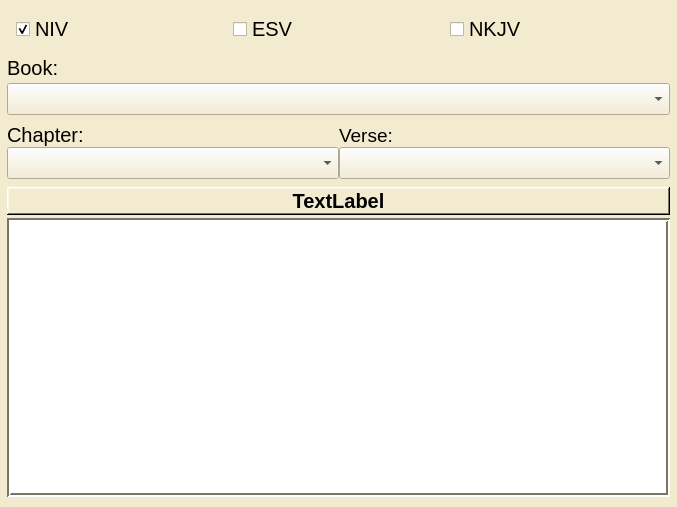
The window that Terminal Bible.ui (RobertWestbrook/Terminal-Bible) describes before a commit, drawn with Qt 5.
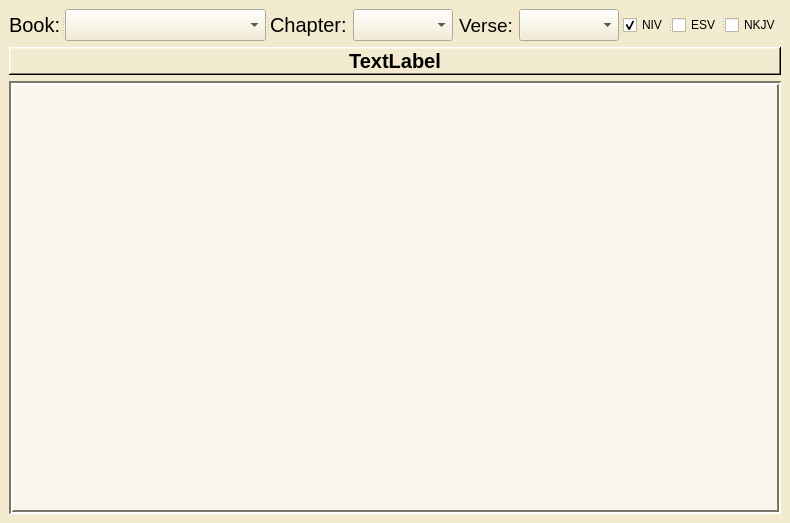
The same window after the commit.

```diff
--- a/Terminal Bible.ui
+++ b/Terminal Bible.ui
@@ -9,8 +9,8 @@
    <rect>
     <x>0</x>
     <y>0</y>
-    <width>677</width>
-    <height>507</height>
+    <width>790</width>
+    <height>523</height>
    </rect>
   </property>
   <property name="minimumSize">
@@ -456,6 +456,12 @@
    <property name="enabled">
     <bool>true</bool>
    </property>
+   <property name="minimumSize">
+    <size>
+     <width>0</width>
+     <height>0</height>
+    </size>
+   </property>
    <property name="sizeIncrement">
     <size>
      <width>0</width>
@@ -471,115 +477,45 @@
    <property name="autoFillBackground">
     <bool>false</bool>
    </property>
-   <layout class="QHBoxLayout" name="horizontalLayout">
-    <property name="leftMargin">
-     <number>2</number>
-    </property>
-    <property name="topMargin">
-     <number>0</number>
-    </property>
-    <property name="rightMargin">
-     <number>2</number>
-    </property>
-    <property name="bottomMargin">
-     <number>0</number>
-    </property>
-    <item>
-     <layout class="QGridLayout" name="gridLayout" rowstretch="0,0,0,0,0,0,0,0,0,0,0,0,0,0,0" columnstretch="0">
+   <layout class="QGridLayout" name="gridLayout">
       <property name="sizeConstraint">
        <enum>QLayout::SetNoConstraint</enum>
       </property>
       <property name="leftMargin">
-       <number>5</number>
+     <number>0</number>
       </property>
       <property name="topMargin">
-       <number>5</number>
+     <number>0</number>
       </property>
       <property name="rightMargin">
-       <number>5</number>
+     <number>0</number>
       </property>
       <property name="bottomMargin">
-       <number>10</number>
-      </property>
-      <property name="verticalSpacing">
-       <number>3</number>
-      </property>
-      <item row="13" column="0">
-       <widget class="QLabel" name="address">
-        <property name="font">
-         <font>
-          <pointsize>15</pointsize>
-          <weight>75</weight>
-          <italic>false</italic>
-          <bold>true</bold>
-         </font>
-        </property>
-        <property name="acceptDrops">
-         <bool>false</bool>
-        </property>
-        <property name="autoFillBackground">
-         <bool>false</bool>
-        </property>
-        <property name="frameShape">
-         <enum>QFrame::WinPanel</enum>
-        </property>
-        <property name="frameShadow">
-         <enum>QFrame::Raised</enum>
-        </property>
-        <property name="lineWidth">
          <number>0</number>
         </property>
-        <property name="midLineWidth">
-         <number>-1</number>
-        </property>
-        <property name="text">
-         <string>TextLabel</string>
-        </property>
-        <property name="scaledContents">
-         <bool>false</bool>
-        </property>
-        <property name="alignment">
-         <set>Qt::AlignCenter</set>
-        </property>
-        <property name="wordWrap">
-         <bool>false</bool>
-        </property>
-        <property name="margin">
-         <number>3</number>
-        </property>
-       </widget>
-      </item>
-      <item row="14" column="0">
-       <widget class="QTextBrowser" name="display">
+    <item row="1" column="0">
+     <widget class="QFrame" name="Grid">
         <property name="sizePolicy">
-         <sizepolicy hsizetype="Expanding" vsizetype="Expanding">
+       <sizepolicy hsizetype="Preferred" vsizetype="Preferred">
           <horstretch>1</horstretch>
-          <verstretch>0</verstretch>
-         </sizepolicy>
-        </property>
-        <property name="font">
-         <font>
-          <pointsize>15</pointsize>
-         </font>
-        </property>
-        <property name="frameShape">
-         <enum>QFrame::Box</enum>
-        </property>
-        <property name="frameShadow">
-         <enum>QFrame::Sunken</enum>
-        </property>
-        <property name="lineWidth">
-         <number>2</number>
-        </property>
-        <property name="verticalScrollBarPolicy">
-         <enum>Qt::ScrollBarAlwaysOff</enum>
-        </property>
-        <property name="tabChangesFocus">
-         <bool>false</bool>
-        </property>
-       </widget>
-      </item>
-      <item row="5" column="0">
+        <verstretch>1</verstretch>
+       </sizepolicy>
+      </property>
+      <property name="baseSize">
+       <size>
+        <width>5</width>
+        <height>5</height>
+       </size>
+      </property>
+      <layout class="QGridLayout" name="gridLayout_3">
+       <property name="sizeConstraint">
+        <enum>QLayout::SetNoConstraint</enum>
+       </property>
+       <item row="0" column="0">
+        <widget class="QSplitter" name="splitter">
+         <property name="orientation">
+          <enum>Qt::Horizontal</enum>
+         </property>
        <widget class="QLabel" name="label_3">
         <property name="sizePolicy">
          <sizepolicy hsizetype="Preferred" vsizetype="Preferred">
@@ -587,6 +523,18 @@
           <verstretch>0</verstretch>
          </sizepolicy>
         </property>
+          <property name="minimumSize">
+           <size>
+            <width>0</width>
+            <height>0</height>
+           </size>
+          </property>
+          <property name="sizeIncrement">
+           <size>
+            <width>0</width>
+            <height>0</height>
+           </size>
+          </property>
         <property name="font">
          <font>
           <pointsize>15</pointsize>
@@ -596,13 +544,11 @@
          <string>Book:</string>
         </property>
        </widget>
-      </item>
-      <item row="7" column="0">
        <widget class="QComboBox" name="comboBook">
         <property name="sizePolicy">
          <sizepolicy hsizetype="Preferred" vsizetype="Fixed">
-          <horstretch>0</horstretch>
-          <verstretch>0</verstretch>
+            <horstretch>1</horstretch>
+            <verstretch>1</verstretch>
          </sizepolicy>
         </property>
         <property name="font">
@@ -611,49 +557,39 @@
          </font>
         </property>
        </widget>
-      </item>
-      <item row="8" column="0">
-       <layout class="QGridLayout" name="gridLayout_2" columnminimumwidth="0,0">
+         <widget class="QWidget" name="layoutWidget">
+          <layout class="QGridLayout" name="gridLayout_2" rowstretch="0" columnstretch="0,0,0,0">
+           <property name="sizeConstraint">
+            <enum>QLayout::SetNoConstraint</enum>
+           </property>
         <property name="topMargin">
-         <number>5</number>
+            <number>0</number>
         </property>
         <property name="bottomMargin">
-         <number>5</number>
-        </property>
-        <item row="1" column="0">
-         <widget class="QComboBox" name="comboChapter">
-          <property name="sizePolicy">
-           <sizepolicy hsizetype="Preferred" vsizetype="Fixed">
-            <horstretch>0</horstretch>
-            <verstretch>0</verstretch>
-           </sizepolicy>
-          </property>
-          <property name="font">
-           <font>
-            <pointsize>15</pointsize>
-           </font>
-          </property>
-         </widget>
-        </item>
-        <item row="0" column="0">
-         <widget class="QLabel" name="label_2">
-          <property name="sizePolicy">
-           <sizepolicy hsizetype="Preferred" vsizetype="Preferred">
-            <horstretch>0</horstretch>
-            <verstretch>0</verstretch>
-           </sizepolicy>
-          </property>
-          <property name="font">
-           <font>
-            <pointsize>15</pointsize>
-           </font>
-          </property>
-          <property name="text">
-           <string>Chapter:</string>
-          </property>
-         </widget>
-        </item>
+            <number>0</number>
+           </property>
+           <property name="horizontalSpacing">
+            <number>-1</number>
+           </property>
+           <property name="verticalSpacing">
+            <number>0</number>
+           </property>
         <item row="0" column="1">
+            <widget class="QComboBox" name="comboChapter">
+             <property name="sizePolicy">
+              <sizepolicy hsizetype="Preferred" vsizetype="Fixed">
+               <horstretch>0</horstretch>
+               <verstretch>0</verstretch>
+              </sizepolicy>
+             </property>
+             <property name="font">
+              <font>
+               <pointsize>15</pointsize>
+              </font>
+             </property>
+            </widget>
+           </item>
+           <item row="0" column="2">
          <widget class="QLabel" name="label">
           <property name="sizePolicy">
            <sizepolicy hsizetype="Preferred" vsizetype="Preferred">
@@ -671,7 +607,25 @@
           </property>
          </widget>
         </item>
-        <item row="1" column="1">
+           <item row="0" column="0">
+            <widget class="QLabel" name="label_2">
+             <property name="sizePolicy">
+              <sizepolicy hsizetype="Preferred" vsizetype="Preferred">
+               <horstretch>0</horstretch>
+               <verstretch>0</verstretch>
+              </sizepolicy>
+             </property>
+             <property name="font">
+              <font>
+               <pointsize>15</pointsize>
+              </font>
+             </property>
+             <property name="text">
+              <string>Chapter:</string>
+             </property>
+            </widget>
+           </item>
+           <item row="0" column="3">
          <widget class="QComboBox" name="comboVerse">
           <property name="sizePolicy">
            <sizepolicy hsizetype="Preferred" vsizetype="Fixed">
@@ -690,22 +644,7 @@
          </widget>
         </item>
        </layout>
-      </item>
-      <item row="3" column="0">
-       <widget class="QFrame" name="horizontalFrame">
-        <property name="sizePolicy">
-         <sizepolicy hsizetype="Preferred" vsizetype="Preferred">
-          <horstretch>0</horstretch>
-          <verstretch>0</verstretch>
-         </sizepolicy>
-        </property>
-        <property name="font">
-         <font>
-          <pointsize>15</pointsize>
-         </font>
-        </property>
-        <layout class="QHBoxLayout" name="horizontalLayout_2">
-         <item>
+         </widget>
           <widget class="QCheckBox" name="NIVbox">
            <property name="enabled">
             <bool>true</bool>
@@ -720,8 +659,6 @@
             <string notr="true">buttonGroup</string>
            </attribute>
           </widget>
-         </item>
-         <item>
           <widget class="QCheckBox" name="ESVbox">
            <property name="text">
             <string>ESV</string>
@@ -730,8 +667,6 @@
             <string notr="true">buttonGroup</string>
            </attribute>
           </widget>
-         </item>
-         <item>
           <widget class="QCheckBox" name="NKJVbox">
            <property name="text">
             <string>NKJV</string>
@@ -740,11 +675,127 @@
             <string notr="true">buttonGroup</string>
            </attribute>
           </widget>
-         </item>
-        </layout>
-       </widget>
-      </item>
-     </layout>
+        </widget>
+       </item>
+       <item row="2" column="0">
+        <widget class="QTextBrowser" name="display">
+         <property name="sizePolicy">
+          <sizepolicy hsizetype="Expanding" vsizetype="Expanding">
+           <horstretch>1</horstretch>
+           <verstretch>1</verstretch>
+          </sizepolicy>
+         </property>
+         <property name="palette">
+          <palette>
+           <active>
+            <colorrole role="Base">
+             <brush brushstyle="SolidPattern">
+              <color alpha="255">
+               <red>249</red>
+               <green>246</green>
+               <blue>236</blue>
+              </color>
+             </brush>
+            </colorrole>
+           </active>
+           <inactive>
+            <colorrole role="Base">
+             <brush brushstyle="SolidPattern">
+              <color alpha="255">
+               <red>249</red>
+               <green>246</green>
+               <blue>236</blue>
+              </color>
+             </brush>
+            </colorrole>
+           </inactive>
+           <disabled>
+            <colorrole role="Base">
+             <brush brushstyle="SolidPattern">
+              <color alpha="255">
+               <red>243</red>
+               <green>235</green>
+               <blue>207</blue>
+              </color>
+             </brush>
+            </colorrole>
+           </disabled>
+          </palette>
+         </property>
+         <property name="font">
+          <font>
+           <family>American Typewriter</family>
+           <pointsize>15</pointsize>
+           <italic>false</italic>
+          </font>
+         </property>
+         <property name="autoFillBackground">
+          <bool>false</bool>
+         </property>
+         <property name="frameShape">
+          <enum>QFrame::Box</enum>
+         </property>
+         <property name="frameShadow">
+          <enum>QFrame::Sunken</enum>
+         </property>
+         <property name="lineWidth">
+          <number>2</number>
+         </property>
+         <property name="verticalScrollBarPolicy">
+          <enum>Qt::ScrollBarAlwaysOff</enum>
+         </property>
+         <property name="tabChangesFocus">
+          <bool>false</bool>
+         </property>
+        </widget>
+       </item>
+       <item row="1" column="0">
+        <widget class="QLabel" name="address">
+         <property name="font">
+          <font>
+           <pointsize>15</pointsize>
+           <weight>75</weight>
+           <italic>false</italic>
+           <bold>true</bold>
+          </font>
+         </property>
+         <property name="acceptDrops">
+          <bool>false</bool>
+         </property>
+         <property name="autoFillBackground">
+          <bool>false</bool>
+         </property>
+         <property name="frameShape">
+          <enum>QFrame::WinPanel</enum>
+         </property>
+         <property name="frameShadow">
+          <enum>QFrame::Raised</enum>
+         </property>
+         <property name="lineWidth">
+          <number>0</number>
+         </property>
+         <property name="midLineWidth">
+          <number>-1</number>
+         </property>
+         <property name="text">
+          <string>TextLabel</string>
+         </property>
+         <property name="scaledContents">
+          <bool>false</bool>
+         </property>
+         <property name="alignment">
+          <set>Qt::AlignCenter</set>
+         </property>
+         <property name="wordWrap">
+          <bool>false</bool>
+         </property>
+         <property name="margin">
+          <number>3</number>
+         </property>
+        </widget>
+       </item>
+      </layout>
+     </widget>
     </item>
    </layout>
   </widget>
```
Left out of the diff: 10 changed lines with no effect on the pictures. Lines whose indentation alone changed are shown as unchanged.
